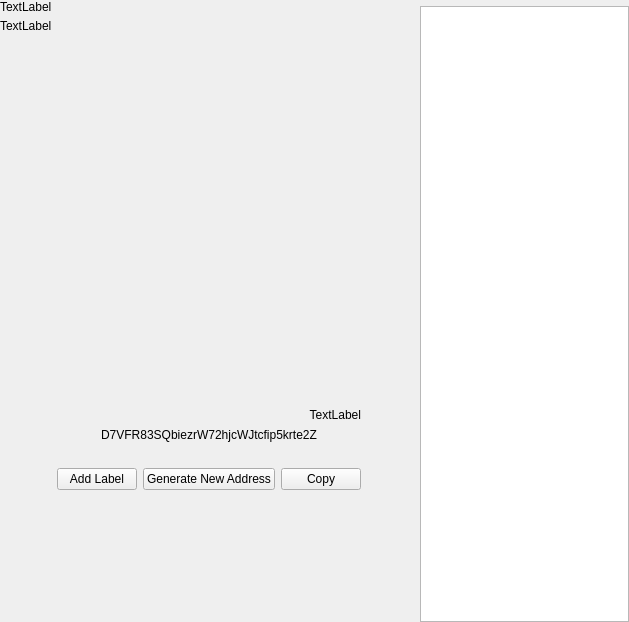
This is src/qt/vitae/forms/receivewidget.ui in VitaeTeam/Vitae as Qt 5 draws it before an edit. The edited form follows.
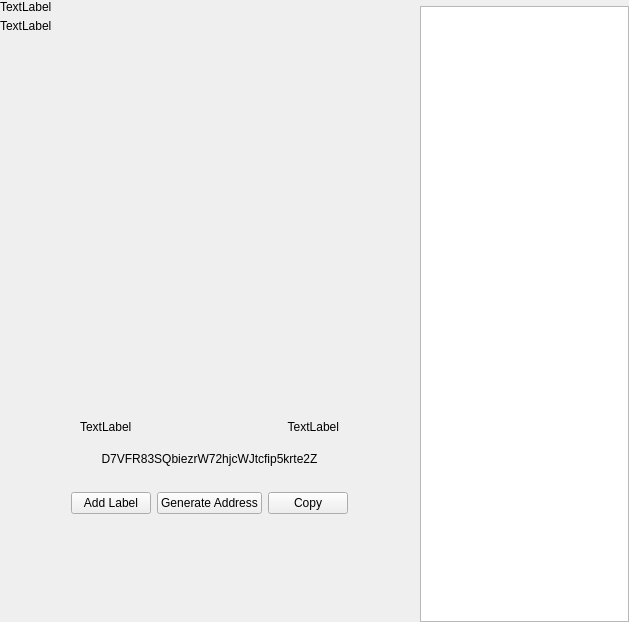
This is the edited form. Custom widgets are drawn as their Qt base class.

Commit message: receive widget, address label added.

```diff
--- a/src/qt/vitae/forms/receivewidget.ui
+++ b/src/qt/vitae/forms/receivewidget.ui
@@ -10,6 +10,12 @@
     <height>622</height>
    </rect>
   </property>
+  <property name="minimumSize">
+   <size>
+    <width>0</width>
+    <height>0</height>
+   </size>
+  </property>
   <property name="windowTitle">
    <string>Form</string>
   </property>
@@ -173,6 +179,35 @@
             </spacer>
            </item>
            <item>
+            <widget class="QWidget" name="widget" native="true">
+             <property name="minimumSize">
+              <size>
+               <width>0</width>
+               <height>0</height>
+              </size>
+             </property>
+             <layout class="QHBoxLayout" name="horizontalLayout_5">
+              <item>
+               <widget class="QLabel" name="labelLabel">
+                <property name="text">
+                 <string>TextLabel</string>
+                </property>
+               </widget>
+              </item>
+              <item>
+               <spacer name="horizontalSpacer_2">
+                <property name="orientation">
+                 <enum>Qt::Horizontal</enum>
+                </property>
+                <property name="sizeHint" stdset="0">
+                 <size>
+                  <width>141</width>
+                  <height>20</height>
+                 </size>
+                </property>
+               </spacer>
+              </item>
+              <item>
             <widget class="QLabel" name="labelDate">
              <property name="text">
               <string>TextLabel</string>
@@ -182,7 +217,10 @@
              </property>
             </widget>
            </item>
-           <item alignment="Qt::AlignHCenter">
+             </layout>
+            </widget>
+           </item>
+           <item>
             <widget class="QLabel" name="labelAddress">
              <property name="sizePolicy">
               <sizepolicy hsizetype="Expanding" vsizetype="Preferred">
@@ -226,7 +264,7 @@
              <item>
               <widget class="QPushButton" name="pushButtonNewAddress">
                <property name="text">
-                <string>Generate New Address</string>
+                <string>Generate Address</string>
                </property>
               </widget>
              </item>
```
Lines whose indentation alone changed are shown as unchanged. The commit also changes 1 other file.
